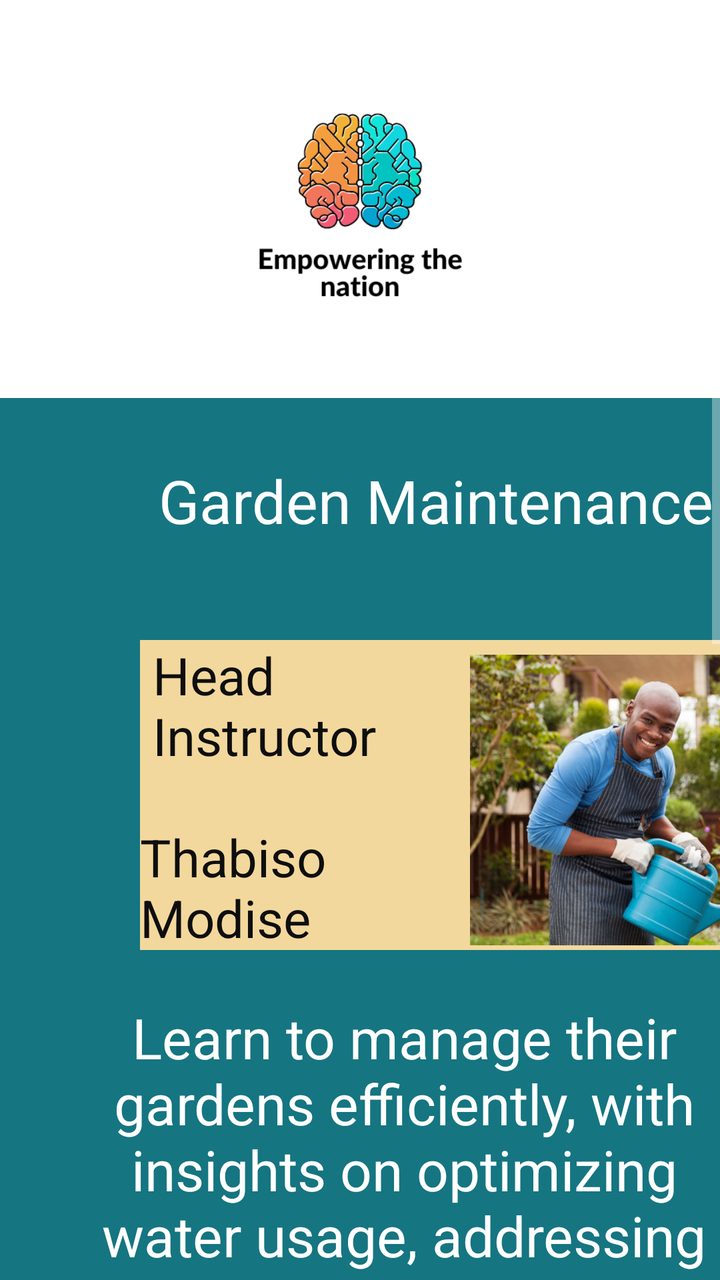
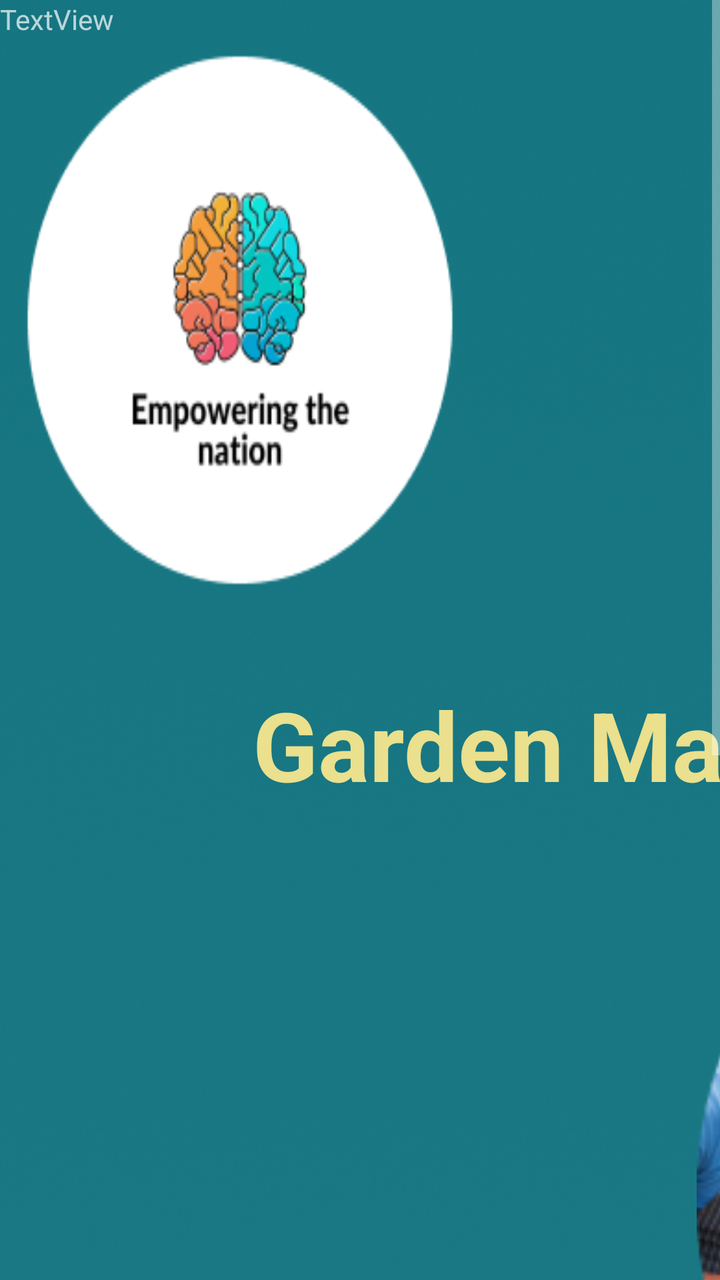

An Android layout rendered at two revisions. The XML below is the earlier revision; the diff shows what the commit changed to produce the second picture.
<!-- AndroidManifest.xml: application theme Theme.AppCompat -->
<!-- res/layout/activity_garden_maintenance.xml -->
<?xml version="1.0" encoding="utf-8"?>
<ScrollView xmlns:android="http://schemas.android.com/apk/res/android"
    xmlns:app="http://schemas.android.com/apk/res-auto"
    xmlns:tools="http://schemas.android.com/tools"
    android:id="@+id/scrollView2"
    android:layout_width="match_parent"
    android:layout_height="match_parent"
    android:background="#97E4E9"
    android:fillViewport="true"
    app:layout_constraintBottom_toBottomOf="parent"
    app:layout_constraintEnd_toEndOf="parent"
    app:layout_constraintHorizontal_bias="0.0"
    app:layout_constraintStart_toStartOf="parent"
    app:layout_constraintTop_toTopOf="parent"
    app:layout_constraintVertical_bias="1.0">
    <RelativeLayout
        android:layout_width="match_parent"
        android:layout_height="match_parent"
        android:background="#FFFFFF"
        tools:context=".GardenMaintenance">


        <FrameLayout
            android:id="@+id/container"
            android:layout_width="match_parent"
            android:layout_height="match_parent"
            android:background="#157581">


            <ImageView
                android:id="@+id/imageViewL4"
                android:layout_width="match_parent"
                android:layout_height="199dp"
                android:layout_gravity="top"
                android:background="#FFFFFF"
                android:contentDescription="TODO"
                app:srcCompat="@drawable/thumbnail_img_7280" />

            <TextView
                android:id="@+id/textViewGarden"
                android:layout_width="wrap_content"
                android:layout_height="59dp"
                android:layout_marginLeft="50dp"
                android:layout_marginTop="230dp"
                android:text="    Garden Maintenance"
                android:textColor="#FFFFFF"
                android:textSize="30sp" />

            <TextView
                android:id="@+id/textViewText4"
                android:layout_width="304dp"
                android:layout_height="wrap_content"
                android:layout_marginLeft="50dp"
                android:layout_marginTop="500dp"

                android:text="Learn to manage their gardens efficiently, with insights on optimizing water usage, addressing the needs of indigenous and exotic plants, mastering trimming techniques, and plant propagation methods. "
                android:textAlignment="center"
                android:textColor="#FFFFFF"
                android:textSize="28sp" />

            <ImageView
                android:id="@+id/imageViewGardenMain"
                android:layout_width="260dp"
                android:layout_height="180dp"
                android:layout_marginLeft="70dp"
                android:layout_marginTop="880dp"
                app:srcCompat="@drawable/garden" />

            <TextView
                android:id="@+id/textViewText5"
                android:layout_width="340dp"
                android:layout_height="155dp"
                android:layout_marginLeft="70dp"
                android:layout_marginTop="320dp"
                android:background="#f3d89d"
                android:text=" Head\n Instructor \n\nThabiso \nModise"
                android:textAlignment="textStart"
                android:textColor="#0E0E0E"
                android:textSize="26sp" />

            <ImageView
                android:id="@+id/imageViewThabiso"
                android:layout_width="218dp"
                android:layout_height="200dp"
                android:layout_marginLeft="235dp"
                android:layout_marginTop="300dp"
                app:srcCompat="@drawable/thabiso_modise_g1_" />

            <TextView
                android:id="@+id/textViewText6"
                android:layout_width="228dp"
                android:layout_height="82dp"
                android:layout_marginLeft="80dp"
                android:layout_marginTop="1080dp"
                android:text="Fees: \nR750"
                android:textAlignment="center"
                android:textColor="#FFFFFF"
                android:textSize="32sp" />

            <Button
                android:id="@+id/buttonBookNow2"
                android:layout_width="200dp"
                android:layout_height="92dp"
                android:layout_marginLeft="90dp"
                android:layout_marginTop="1180dp"
                android:text="Book Now!"
                android:textColor="#4CAF50"
                android:textSize="24sp" />


        </FrameLayout>

        <com.google.android.material.bottomnavigation.BottomNavigationView
            android:id="@+id/bottomNav"
            android:layout_width="match_parent"
            android:layout_height="60dp"
            android:layout_alignParentBottom="true"
            android:layout_marginBottom="20dp"
            android:background="#FF9800"
            android:scrollIndicators="left"
            app:itemTextColor="#0C0B0B"
            app:layout_constraintBottom_toBottomOf="parent"
            app:layout_constraintEnd_toEndOf="parent"
            app:layout_constraintHorizontal_bias="0.5"
            app:layout_constraintStart_toStartOf="parent"
            app:menu="@menu/nav_menu" />
    </RelativeLayout>

</ScrollView>
<!-- resources referenced by this layout -->
<resources>
  <!-- drawable garden: jpg bitmap (drawable, 10756 bytes) -->
  <!-- drawable thabiso_modise_g1_: jpg bitmap (drawable, 81233 bytes) -->
  <!-- drawable thumbnail_img_7280: jpg bitmap (drawable, 73812 bytes) -->
</resources>

<!-- the commit's change to res/layout/activity_garden_maintenance.xml (unified diff, before → after) -->
@@ -24,88 +24,44 @@
             android:id="@+id/container"
             android:layout_width="match_parent"
             android:layout_height="match_parent"
-            android:background="#157581">
+            android:background="@drawable/background">
+
+
+            <TextView
+                android:id="@+id/textViewGarden"
+                android:layout_width="676dp"
+                android:layout_height="114dp"
+                android:layout_marginTop="340dp"
+                android:text="  Garden Maintenance"
+                android:textAlignment="center"
+                android:textColor="#EAE08D"
+                android:textSize="48sp"
+                android:textStyle="bold" />
 
 
             <ImageView
-                android:id="@+id/imageViewL4"
-                android:layout_width="match_parent"
-                android:layout_height="199dp"
-                android:layout_gravity="top"
-                android:background="#FFFFFF"
-                android:contentDescription="TODO"
-                app:srcCompat="@drawable/thumbnail_img_7280" />
+                android:id="@+id/imageViewInstructor"
+                android:layout_width="302dp"
+                android:layout_height="298dp"
+                android:layout_marginLeft="300dp"
+                android:layout_marginTop="450dp"
+                app:srcCompat="@drawable/thabiso" />
+
+            <Button
+                android:id="@+id/button10"
+                android:layout_width="217dp"
+                android:layout_height="125dp"
+                android:layout_marginLeft="250dp"
+                android:layout_marginTop="960dp"
+                android:text="Book Now!"
+                android:textColor="#4CAF50"
+                android:textSize="28sp" />
 
             <TextView
-                android:id="@+id/textViewGarden"
+                android:id="@+id/textView8"
                 android:layout_width="wrap_content"
-                android:layout_height="59dp"
-                android:layout_marginLeft="50dp"
-                android:layout_marginTop="230dp"
-                android:text="    Garden Maintenance"
-                android:textColor="#FFFFFF"
-                android:textSize="30sp" />
-
-            <TextView
-                android:id="@+id/textViewText4"
-                android:layout_width="304dp"
                 android:layout_height="wrap_content"
-                android:layout_marginLeft="50dp"
-                android:layout_marginTop="500dp"
-
-                android:text="Learn to manage their gardens efficiently, with insights on optimizing water usage, addressing the needs of indigenous and exotic plants, mastering trimming techniques, and plant propagation methods. "
-                android:textAlignment="center"
-                android:textColor="#FFFFFF"
-                android:textSize="28sp" />
-
-            <ImageView
-                android:id="@+id/imageViewGardenMain"
-                android:layout_width="260dp"
-                android:layout_height="180dp"
-                android:layout_marginLeft="70dp"
-                android:layout_marginTop="880dp"
-                app:srcCompat="@drawable/garden" />
-
-            <TextView
-                android:id="@+id/textViewText5"
-                android:layout_width="340dp"
-                android:layout_height="155dp"
-                android:layout_marginLeft="70dp"
-                android:layout_marginTop="320dp"
-                android:background="#f3d89d"
-                android:text=" Head\n Instructor \n\nThabiso \nModise"
-                android:textAlignment="textStart"
-                android:textColor="#0E0E0E"
-                android:textSize="26sp" />
-
-            <ImageView
-                android:id="@+id/imageViewThabiso"
-                android:layout_width="218dp"
-                android:layout_height="200dp"
-                android:layout_marginLeft="235dp"
-                android:layout_marginTop="300dp"
-                app:srcCompat="@drawable/thabiso_modise_g1_" />
-
-            <TextView
-                android:id="@+id/textViewText6"
-                android:layout_width="228dp"
-                android:layout_height="82dp"
-                android:layout_marginLeft="80dp"
-                android:layout_marginTop="1080dp"
-                android:text="Fees: \nR750"
-                android:textAlignment="center"
-                android:textColor="#FFFFFF"
-                android:textSize="32sp" />
-
-            <Button
-                android:id="@+id/buttonBookNow2"
-                android:layout_width="200dp"
-                android:layout_height="92dp"
-                android:layout_marginLeft="90dp"
-                android:layout_marginTop="1180dp"
-                android:text="Book Now!"
-                android:textColor="#4CAF50"
-                android:textSize="24sp" />
+                android:text="TextView" />
 
 
         </FrameLayout>
@@ -113,12 +69,15 @@
         <com.google.android.material.bottomnavigation.BottomNavigationView
             android:id="@+id/bottomNav"
             android:layout_width="match_parent"
-            android:layout_height="60dp"
+            android:layout_height="74dp"
             android:layout_alignParentBottom="true"
-            android:layout_marginBottom="20dp"
-            android:background="#FF9800"
+            android:layout_marginBottom="17dp"
+            android:background="#c2c0bc"
             android:scrollIndicators="left"
+            app:itemIconSize="38dp"
+            app:itemIconTint="@color/black"
             app:itemTextColor="#0C0B0B"
+            app:labelVisibilityMode="labeled"
             app:layout_constraintBottom_toBottomOf="parent"
             app:layout_constraintEnd_toEndOf="parent"
             app:layout_constraintHorizontal_bias="0.5"
<!-- resource entries referenced after the edit -->
@@ -1,7 +1,7 @@
 <!-- resources referenced by this layout -->
 <resources>
-  <!-- drawable garden: jpg bitmap (drawable, 10756 bytes) -->
-  <!-- drawable thabiso_modise_g1_: jpg bitmap (drawable, 81233 bytes) -->
-  <!-- drawable thumbnail_img_7280: jpg bitmap (drawable, 73812 bytes) -->
+  <color name="black">#FF000000</color>
+  <!-- drawable background: png bitmap (drawable, 197816 bytes) -->
+  <!-- drawable thabiso: png bitmap (drawable, 65597 bytes) -->
 </resources>
 
